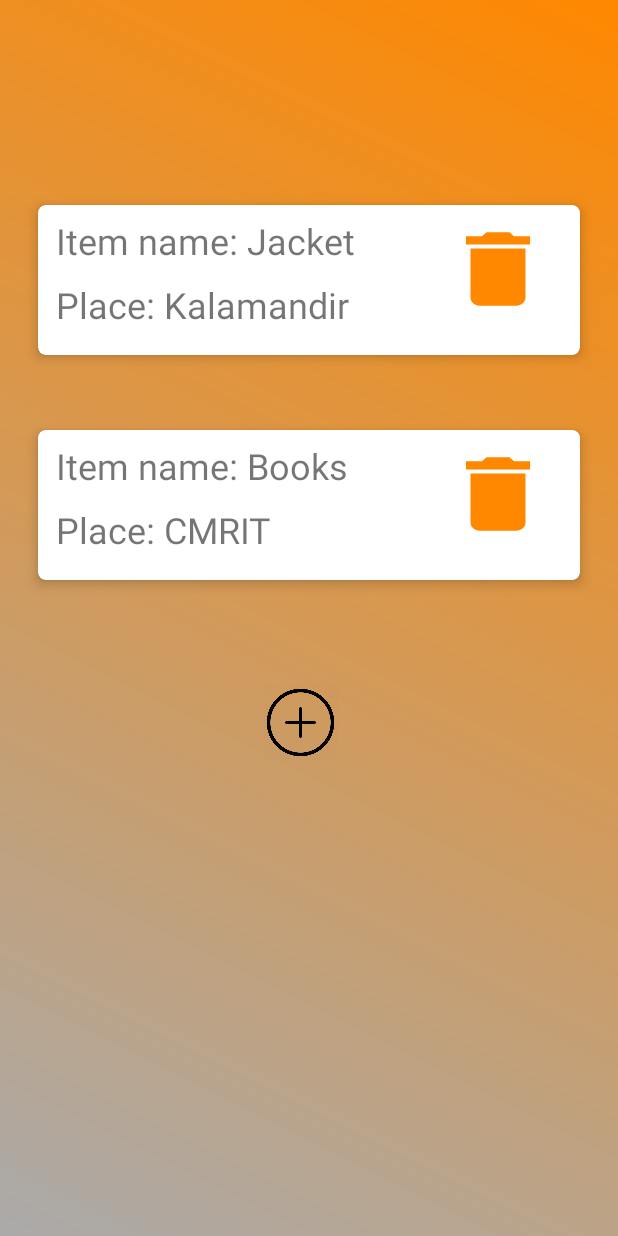
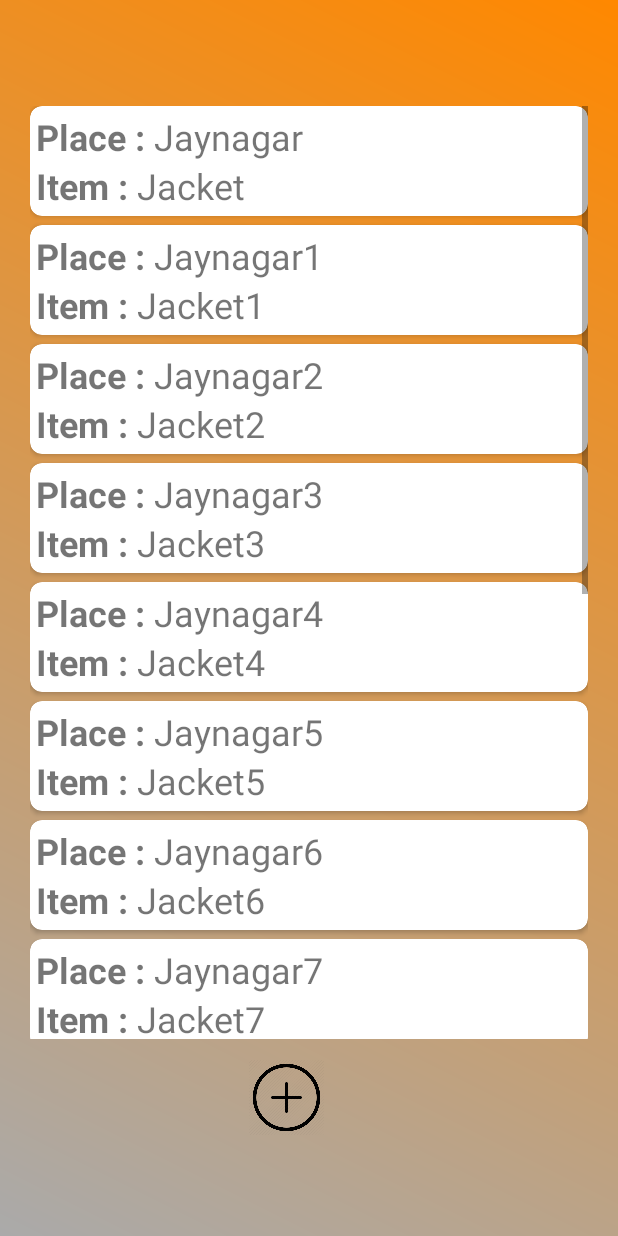
Before and after one commit to koushikmg/Location-Based-Remainder-App, an Android app: the RemainderActivity screen opened directly, with no data from a screen before it, on a phone screen of 412 x 824 dp. Run offline under Robolectric (Android 15) with nearby library versions, the phone set to English and light mode, and no system bars.

Commit message:
Implemented RecyclerView. Populated dummy data in RecyclerView.

```diff
--- a/app/build.gradle
+++ b/app/build.gradle
@@ -39,4 +39,5 @@ dependencies {
     androidTestImplementation 'androidx.test.espresso:espresso-core:3.3.0'
     implementation 'com.google.android.material:material:1.0.0'
     implementation 'androidx.cardview:cardview:1.0.0'
+    implementation 'androidx.recyclerview:recyclerview:1.0.0'
 }
--- /dev/null
+++ b/app/src/main/java/com/example/miniproject/ExampleAdapter.java
@@ -0,0 +1,51 @@
+package com.example.miniproject;
+
+import android.view.LayoutInflater;
+import android.view.View;
+import android.view.ViewGroup;
+import android.widget.TextView;
+
+import androidx.annotation.NonNull;
+import androidx.recyclerview.widget.RecyclerView;
+
+import org.w3c.dom.Text;
+
+import java.util.ArrayList;
+
+public class ExampleAdapter extends RecyclerView.Adapter<ExampleAdapter.ExampleViewHolder> {
+    private ArrayList<ExampleItem> mExampleItems;
+
+    public static class ExampleViewHolder extends RecyclerView.ViewHolder{
+        public TextView placeView;
+        public TextView itemView;
+
+        public ExampleViewHolder( View view) {
+            super(view);
+            placeView = view.findViewById(R.id.place);
+            itemView = view.findViewById(R.id.item);
+        }
+    }
+
+    public ExampleAdapter(ArrayList<ExampleItem> exampleItems){
+        mExampleItems = exampleItems;
+    }
+
+    @Override
+    public ExampleViewHolder onCreateViewHolder(ViewGroup parent, int viewType) {
+        View v = LayoutInflater.from(parent.getContext()).inflate(R.layout.examplelayout,parent,false);
+        ExampleViewHolder exampleViewHolder = new ExampleViewHolder(v);
+        return exampleViewHolder;
+    }
+
+    @Override
+    public void onBindViewHolder(ExampleAdapter.ExampleViewHolder holder, int position) {
+        ExampleItem exampleItem = mExampleItems.get(position);
+        holder.placeView.setText(exampleItem.getPlace());
+        holder.itemView.setText(exampleItem.getItem());
+    }
+
+    @Override
+    public int getItemCount() {
+        return mExampleItems.size();
+    }
+}
--- /dev/null
+++ b/app/src/main/java/com/example/miniproject/ExampleItem.java
@@ -0,0 +1,27 @@
+package com.example.miniproject;
+
+public class ExampleItem {
+    private String place,item;
+
+    public ExampleItem(String place,String item)
+    {
+        this.place = place;
+        this.item = item;
+    }
+
+    public String getPlace() {
+        return place;
+    }
+
+    public void setPlace(String place) {
+        this.place = place;
+    }
+
+    public String getItem() {
+        return item;
+    }
+
+    public void setItem(String item) {
+        this.item = item;
+    }
+}
--- a/app/src/main/java/com/example/miniproject/RemainderActivity.java
+++ b/app/src/main/java/com/example/miniproject/RemainderActivity.java
@@ -1,6 +1,8 @@
 package com.example.miniproject;
 
 import androidx.appcompat.app.AppCompatActivity;
+import androidx.recyclerview.widget.LinearLayoutManager;
+import androidx.recyclerview.widget.RecyclerView;
 
 import android.content.Intent;
 import android.os.Bundle;
@@ -8,16 +10,43 @@ import android.view.View;
 import android.widget.Button;
 import android.widget.ImageButton;
 
+import java.util.ArrayList;
+
 public class RemainderActivity extends AppCompatActivity implements View.OnClickListener {
-    ImageButton bt;
+    private RecyclerView mRecyclerView;
+    private RecyclerView.LayoutManager mLayoutManager;
+    private RecyclerView.Adapter mAdapter;
+    ImageButton addItem;
 
     @Override
     protected void onCreate(Bundle savedInstanceState) {
         super.onCreate(savedInstanceState);
         setContentView(R.layout.activity_remainder);
-        bt = (ImageButton) findViewById(R.id.imageButton2);
-        bt.setOnClickListener(this);
+        addItem = (ImageButton) findViewById(R.id.addItemButton);
+        addItem.setOnClickListener(this);
+        ArrayList<ExampleItem> exampleItems = new ArrayList<>();
+        exampleItems.add(new ExampleItem("Jaynagar","Jacket"));
+        exampleItems.add(new ExampleItem("Jaynagar1","Jacket1"));
+        exampleItems.add(new ExampleItem("Jaynagar2","Jacket2"));
+        exampleItems.add(new ExampleItem("Jaynagar3","Jacket3"));
+        exampleItems.add(new ExampleItem("Jaynagar4","Jacket4"));
+        exampleItems.add(new ExampleItem("Jaynagar5","Jacket5"));
+        exampleItems.add(new ExampleItem("Jaynagar6","Jacket6"));
+        exampleItems.add(new ExampleItem("Jaynagar7","Jacket7"));
+        exampleItems.add(new ExampleItem("Jaynagar8","Jacket8"));
+        exampleItems.add(new ExampleItem("Jaynagar9","Jacket9"));
+        exampleItems.add(new ExampleItem("Jaynagar10","Jacket10"));
+        exampleItems.add(new ExampleItem("Jaynagar11","Jacket11"));
+        exampleItems.add(new ExampleItem("Jaynagar12","Jacket12"));
+        exampleItems.add(new ExampleItem("Jaynagar13","Jacket13"));
+        exampleItems.add(new ExampleItem("Jaynagar14","Jacket14"));
 
+        mRecyclerView = findViewById(R.id.recyclerView);
+        mRecyclerView.setHasFixedSize(true);
+        mLayoutManager = new LinearLayoutManager(this);
+        mAdapter = new ExampleAdapter(exampleItems);
+        mRecyclerView.setLayoutManager(mLayoutManager);
+        mRecyclerView.setAdapter(mAdapter);
     }
 
     @Override
--- a/app/src/main/res/layout/activity_add_item.xml
+++ b/app/src/main/res/layout/activity_add_item.xml
@@ -21,29 +21,29 @@
 
 
         <TextView
-            android:id="@+id/editTextTextPersonName"
+            android:id="@+id/location"
             android:layout_width="match_parent"
             android:layout_height="34dp"
             android:layout_marginTop="7dp"
             android:ems="10"
             android:inputType="textPersonName"
-            android:text="  Enter Item Name"
+            android:text="  Enter Location "
             android:textSize="24dp" />
 
         <TextView
-            android:id="@+id/editTextTextPersonName2"
+            android:id="@+id/itemname"
             android:layout_width="match_parent"
             android:layout_height="wrap_content"
             android:layout_marginTop="50dp"
             android:ems="10"
             android:inputType="textPersonName"
-            android:text="  Enter Location"
+            android:text="  Enter Item name"
             android:textSize="24dp" />
     </androidx.cardview.widget.CardView>
 
 
     <Button
-        android:id="@+id/button"
+        android:id="@+id/submit"
         android:layout_width="wrap_content"
         android:layout_height="wrap_content"
         android:layout_marginLeft="140dp"
--- a/app/src/main/res/layout/activity_remainder.xml
+++ b/app/src/main/res/layout/activity_remainder.xml
@@ -10,97 +10,119 @@
     android:padding="16dp"
     tools:context=".RemainderActivity">
 
-    <androidx.cardview.widget.CardView
-        android:layout_width="361dp"
-        android:layout_height="100dp"
-        android:layout_alignParentTop="true"
-        android:layout_marginBottom="450dp"
-        android:padding="10dp"
-        app:cardCornerRadius="5dp"
-        app:cardElevation="5dp">
+<!--    <androidx.cardview.widget.CardView-->
+<!--        android:layout_width="361dp"-->
+<!--        android:layout_height="100dp"-->
+<!--        android:layout_alignParentTop="true"-->
+<!--        android:layout_marginBottom="450dp"-->
+<!--        android:padding="10dp"-->
+<!--        app:cardCornerRadius="5dp"-->
+<!--        app:cardElevation="5dp">-->
 
 
-        <TextView
-            android:id="@+id/editTextTextPersonName"
-            android:layout_width="match_parent"
-            android:layout_marginRight="150dp"
-            android:layout_height="34dp"
-            android:layout_marginTop="7dp"
-            android:ems="10"
-            android:inputType="textPersonName"
-            android:text="  Item name: Jacket"
-            android:textSize="24dp" />
+<!--        <TextView-->
+<!--            android:id="@+id/editTextTextPersonName"-->
+<!--            android:layout_width="match_parent"-->
+<!--            android:layout_marginRight="150dp"-->
+<!--            android:layout_height="34dp"-->
+<!--            android:layout_marginTop="7dp"-->
+<!--            android:ems="10"-->
+<!--            android:inputType="textPersonName"-->
+<!--            android:text="  Item name: Jacket"-->
+<!--            android:textSize="24dp" />-->
 
-        <TextView
-            android:id="@+id/editTextTextPersonName2"
-            android:layout_width="match_parent"
-            android:layout_height="wrap_content"
+<!--        <TextView-->
+<!--            android:id="@+id/editTextTextPersonName2"-->
+<!--            android:layout_width="match_parent"-->
+<!--            android:layout_height="wrap_content"-->
 
-            android:layout_marginRight="150dp"
-            android:layout_marginTop="50dp"
-            android:ems="10"
-            android:inputType="textPersonName"
-            android:text="  Place: Kalamandir"
-            android:textSize="24dp" />
+<!--            android:layout_marginRight="150dp"-->
+<!--            android:layout_marginTop="50dp"-->
+<!--            android:ems="10"-->
+<!--            android:inputType="textPersonName"-->
+<!--            android:text="  Place: Kalamandir"-->
+<!--            android:textSize="24dp" />-->
+
+<!--        <ImageButton-->
+<!--            android:id="@+id/imageButton3"-->
+<!--            android:layout_width="73dp"-->
+<!--            android:layout_height="65dp"-->
+<!--            android:layout_marginTop="10dp"-->
+<!--            android:layout_marginLeft="270dp"-->
+<!--            android:background="@drawable/delete" />-->
+<!--    </androidx.cardview.widget.CardView>-->
+
+<!--    <androidx.cardview.widget.CardView-->
+<!--        android:layout_width="361dp"-->
+<!--        android:layout_height="100dp"-->
+<!--        android:layout_marginTop="150dp"-->
+<!--        android:padding="10dp"-->
+<!--        app:cardCornerRadius="5dp"-->
+<!--        app:cardElevation="5dp">-->
+
+<!--        <TextView-->
+<!--            android:id="@+id/editTextTextPersonName1"-->
+<!--            android:layout_width="match_parent"-->
+
+<!--            android:layout_marginRight="150dp"-->
+<!--            android:layout_height="34dp"-->
+<!--            android:layout_marginTop="7dp"-->
+<!--            android:ems="10"-->
+<!--            android:inputType="textPersonName"-->
+<!--            android:text="  Item name: Books"-->
+<!--            android:textSize="24dp" />-->
+
+<!--        <TextView-->
+<!--            android:id="@+id/editTextTextPersonName3"-->
+<!--            android:layout_width="match_parent"-->
+<!--            android:layout_height="wrap_content"-->
+
+<!--            android:layout_marginRight="150dp"-->
+<!--            android:layout_marginTop="50dp"-->
+<!--            android:ems="10"-->
+<!--            android:inputType="textPersonName"-->
+<!--            android:text="  Place: CMRIT"-->
+<!--            android:textSize="24dp" />-->
+
+<!--        <ImageButton-->
+<!--            android:id="@+id/imageButton4"-->
+<!--            android:layout_width="73dp"-->
+<!--            android:layout_height="65dp"-->
+<!--            android:layout_marginTop="10dp"-->
+<!--            android:layout_marginLeft="270dp"-->
+<!--            android:background="@drawable/delete" />-->
+
+
+<!--    </androidx.cardview.widget.CardView>-->
+
+<!--    <ImageButton-->
+<!--        android:id="@+id/imageButton2"-->
+<!--        android:layout_width="50dip"-->
+<!--        android:layout_height="50dip"-->
+<!--        android:layout_marginLeft="150dp"-->
+<!--        android:layout_marginTop="320dp"-->
+<!--        android:background="@drawable/new1" />-->
+
+
+    <androidx.recyclerview.widget.RecyclerView
+        android:id="@+id/recyclerView"
+        android:layout_width="match_parent"
+        android:layout_height="630dp"
+        android:padding="4dp"
+        android:scrollbars="vertical" >
+
+    </androidx.recyclerview.widget.RecyclerView>
 
         <ImageButton
-            android:id="@+id/imageButton3"
-            android:layout_width="73dp"
-            android:layout_height="65dp"
-            android:layout_marginTop="10dp"
-            android:layout_marginLeft="270dp"
-            android:background="@drawable/delete" />
-    </androidx.cardview.widget.CardView>
-
-    <androidx.cardview.widget.CardView
-        android:layout_width="361dp"
-        android:layout_height="100dp"
-        android:layout_marginTop="150dp"
-        android:padding="10dp"
-        app:cardCornerRadius="5dp"
-        app:cardElevation="5dp">
-
-        <TextView
-            android:id="@+id/editTextTextPersonName1"
-            android:layout_width="match_parent"
-
+            android:id="@+id/addItemButton"
+            android:layout_width="50dip"
+            android:layout_height="50dip"
+            android:layout_marginLeft="150dp"
             android:layout_marginRight="150dp"
-            android:layout_height="34dp"
-            android:layout_marginTop="7dp"
-            android:ems="10"
-            android:inputType="textPersonName"
-            android:text="  Item name: Books"
-            android:textSize="24dp" />
-
-        <TextView
-            android:id="@+id/editTextTextPersonName3"
-            android:layout_width="match_parent"
-            android:layout_height="wrap_content"
-
-            android:layout_marginRight="150dp"
-            android:layout_marginTop="50dp"
-            android:ems="10"
-            android:inputType="textPersonName"
-            android:text="  Place: CMRIT"
-            android:textSize="24dp" />
-
-        <ImageButton
-            android:id="@+id/imageButton4"
-            android:layout_width="73dp"
-            android:layout_height="65dp"
-            android:layout_marginTop="10dp"
-            android:layout_marginLeft="270dp"
-            android:background="@drawable/delete" />
+            android:layout_marginTop="640dp"
+            android:background="@drawable/new1" />
 
 
-    </androidx.cardview.widget.CardView>
 
-    <ImageButton
-        android:id="@+id/imageButton2"
-        android:layout_width="50dip"
-        android:layout_height="50dip"
-        android:layout_marginLeft="150dp"
-        android:layout_marginTop="320dp"
-        android:background="@drawable/new1" />
 
 </RelativeLayout>
--- /dev/null
+++ b/app/src/main/res/layout/examplelayout.xml
@@ -0,0 +1,64 @@
+<?xml version="1.0" encoding="utf-8"?>
+<androidx.cardview.widget.CardView xmlns:android="http://schemas.android.com/apk/res/android"
+    android:layout_width="match_parent"
+    android:layout_height="wrap_content"
+    xmlns:app="http://schemas.android.com/apk/res-auto"
+    android:layout_marginBottom="6dp"
+    app:cardCornerRadius="8dp">
+
+    <RelativeLayout
+        android:layout_width="match_parent"
+        android:layout_height="match_parent"
+        android:layout_margin="4dp">
+
+        <TextView
+            android:layout_width="wrap_content"
+            android:layout_height="wrap_content"
+            android:layout_alignParentTop="true"
+            android:id="@+id/placetag"
+            android:text="Place : "
+            android:textSize="24sp"
+            android:textStyle="bold">
+
+
+        </TextView>
+
+        <TextView
+            android:layout_width="wrap_content"
+            android:layout_height="wrap_content"
+            android:layout_below="@+id/placetag"
+            android:id="@+id/itemtag"
+            android:text="Item : "
+            android:textSize="24sp"
+            android:textStyle="bold">
+
+        </TextView>
+
+
+        <TextView
+            android:id="@+id/place"
+            android:layout_width="wrap_content"
+            android:layout_height="wrap_content"
+            android:layout_alignParentTop="true"
+            android:layout_toEndOf="@+id/placetag"
+            android:textSize="24sp"
+            android:layout_toRightOf="@+id/placetag">
+
+        </TextView>
+
+        <TextView
+            android:id="@+id/item"
+            android:layout_width="wrap_content"
+            android:layout_height="wrap_content"
+            android:layout_below="@+id/place"
+            android:textSize="24sp"
+            android:layout_toEndOf="@+id/itemtag"
+            android:layout_toRightOf="@+id/itemtag">
+
+        </TextView>
+
+
+
+    </RelativeLayout>
+
+</androidx.cardview.widget.CardView>
--- a/build.gradle
+++ b/build.gradle
@@ -17,6 +17,9 @@ allprojects {
         google()
         mavenCentral()
         jcenter() // Warning: this repository is going to shut down soon
+        maven {
+            url "https://maven.google.com"
+        }
     }
 }
 
```
